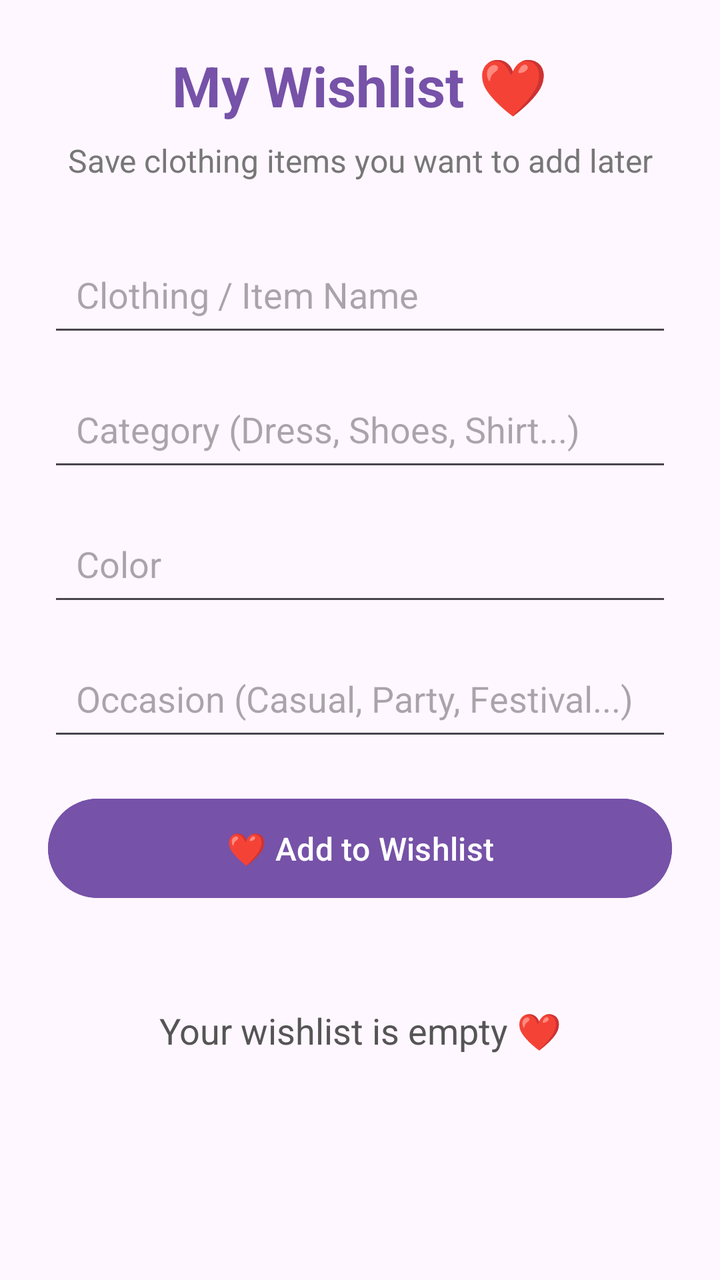
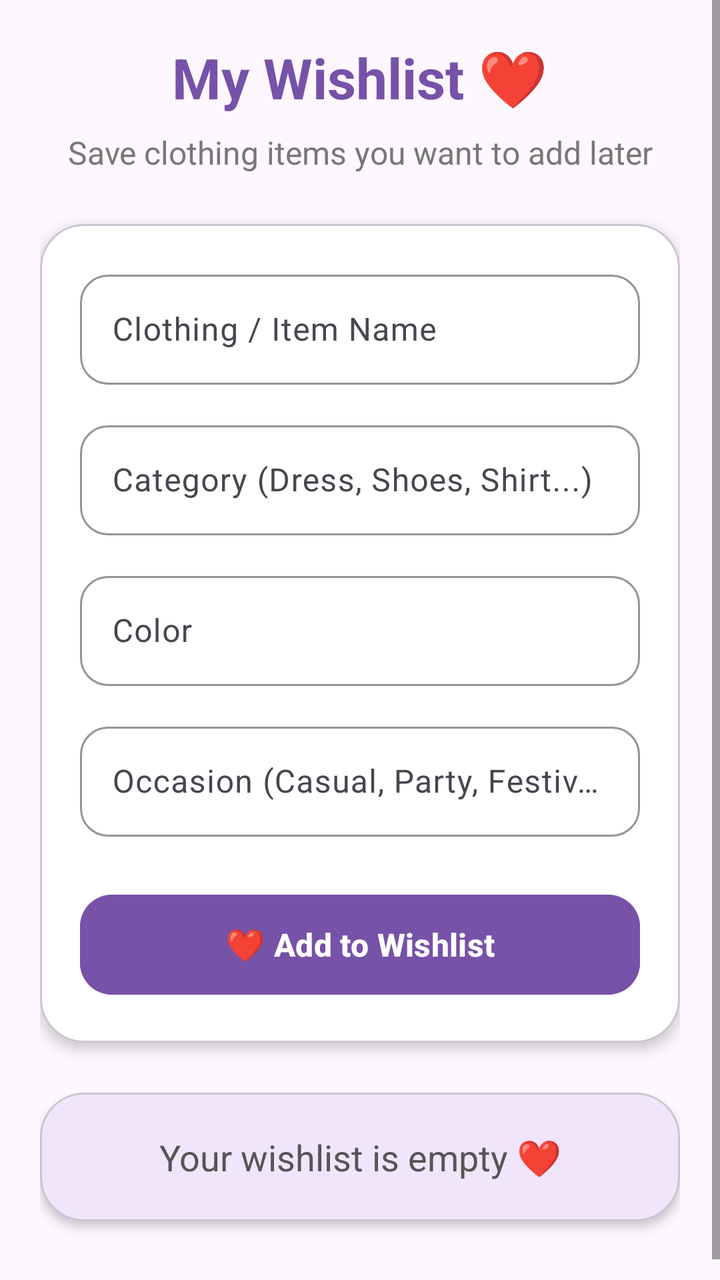

Before-and-after screenshots of an Android layout around one commit, followed by the original layout XML and the change that was made.
<!-- AndroidManifest.xml: application theme Theme.ClosetSync -->
<!-- res/layout/activity_wishlist.xml -->
<?xml version="1.0" encoding="utf-8"?>
<ScrollView xmlns:android="http://schemas.android.com/apk/res/android"
    android:layout_width="match_parent"
    android:layout_height="match_parent"
    android:background="#FFF7FF">

    <LinearLayout
        android:layout_width="match_parent"
        android:layout_height="wrap_content"
        android:orientation="vertical"
        android:padding="24dp">

        <TextView
            android:layout_width="match_parent"
            android:layout_height="wrap_content"
            android:text="My Wishlist ❤️"
            android:textColor="#7652A8"
            android:textSize="28sp"
            android:textStyle="bold"
            android:gravity="center"
            android:layout_marginBottom="8dp" />

        <TextView
            android:layout_width="match_parent"
            android:layout_height="wrap_content"
            android:text="Save clothing items you want to add later"
            android:textColor="#777777"
            android:textSize="16sp"
            android:gravity="center"
            android:layout_marginBottom="30dp" />

        <EditText
            android:id="@+id/etWishlistName"
            android:layout_width="match_parent"
            android:layout_height="wrap_content"
            android:hint="Clothing / Item Name"
            android:inputType="text"
            android:padding="14dp"
            android:layout_marginBottom="15dp" />

        <EditText
            android:id="@+id/etWishlistCategory"
            android:layout_width="match_parent"
            android:layout_height="wrap_content"
            android:hint="Category (Dress, Shoes, Shirt...)"
            android:inputType="text"
            android:padding="14dp"
            android:layout_marginBottom="15dp" />

        <EditText
            android:id="@+id/etWishlistColor"
            android:layout_width="match_parent"
            android:layout_height="wrap_content"
            android:hint="Color"
            android:inputType="text"
            android:padding="14dp"
            android:layout_marginBottom="15dp" />

        <EditText
            android:id="@+id/etWishlistOccasion"
            android:layout_width="match_parent"
            android:layout_height="wrap_content"
            android:hint="Occasion (Casual, Party, Festival...)"
            android:inputType="text"
            android:padding="14dp"
            android:layout_marginBottom="20dp" />

        <com.google.android.material.button.MaterialButton
            android:id="@+id/btnSaveWishlist"
            android:layout_width="match_parent"
            android:layout_height="wrap_content"
            android:text="❤️ Add to Wishlist"
            android:textSize="16sp"
            android:textColor="#FFFFFF"
            android:backgroundTint="#7652A8"
            android:padding="14dp" />

        <TextView
            android:id="@+id/tvWishlistItems"
            android:layout_width="match_parent"
            android:layout_height="wrap_content"
            android:text="Your wishlist is empty ❤️"
            android:textColor="#555555"
            android:textSize="18sp"
            android:gravity="center"
            android:padding="10dp"
            android:layout_marginTop="40dp" />

    </LinearLayout>

</ScrollView>
<!-- resources referenced by this layout -->
<resources>
  <style name="Theme.ClosetSync" parent="Base.Theme.ClosetSync" />
  <style name="Base.Theme.ClosetSync" parent="Theme.Material3.DayNight.NoActionBar">
          
          
      </style>
</resources>

<!-- the commit's change to res/layout/activity_wishlist.xml (unified diff, before → after) -->
@@ -1,91 +1,206 @@
 <?xml version="1.0" encoding="utf-8"?>
-<ScrollView xmlns:android="http://schemas.android.com/apk/res/android"
+<ScrollView
+    xmlns:android="http://schemas.android.com/apk/res/android"
+    xmlns:app="http://schemas.android.com/apk/res-auto"
     android:layout_width="match_parent"
     android:layout_height="match_parent"
-    android:background="#FFF7FF">
-
-    <LinearLayout
+    android:background="#FFF7FF"
+    android:fillViewport="true">
+
+    <androidx.constraintlayout.widget.ConstraintLayout
         android:layout_width="match_parent"
         android:layout_height="wrap_content"
-        android:orientation="vertical"
-        android:padding="24dp">
+        android:padding="20dp">
 
         <TextView
-            android:layout_width="match_parent"
+            android:id="@+id/tvWishlistTitle"
+            android:layout_width="0dp"
             android:layout_height="wrap_content"
             android:text="My Wishlist ❤️"
             android:textColor="#7652A8"
             android:textSize="28sp"
             android:textStyle="bold"
             android:gravity="center"
-            android:layout_marginBottom="8dp" />
+            app:layout_constraintTop_toTopOf="parent"
+            app:layout_constraintStart_toStartOf="parent"
+            app:layout_constraintEnd_toEndOf="parent" />
+
 
         <TextView
-            android:layout_width="match_parent"
-            android:layout_height="wrap_content"
+            android:id="@+id/tvWishlistSubtitle"
+            android:layout_width="0dp"
+            android:layout_height="wrap_content"
+            android:layout_marginTop="8dp"
             android:text="Save clothing items you want to add later"
             android:textColor="#777777"
             android:textSize="16sp"
             android:gravity="center"
-            android:layout_marginBottom="30dp" />
-
-        <EditText
-            android:id="@+id/etWishlistName"
-            android:layout_width="match_parent"
-            android:layout_height="wrap_content"
-            android:hint="Clothing / Item Name"
-            android:inputType="text"
-            android:padding="14dp"
-            android:layout_marginBottom="15dp" />
-
-        <EditText
-            android:id="@+id/etWishlistCategory"
-            android:layout_width="match_parent"
-            android:layout_height="wrap_content"
-            android:hint="Category (Dress, Shoes, Shirt...)"
-            android:inputType="text"
-            android:padding="14dp"
-            android:layout_marginBottom="15dp" />
-
-        <EditText
-            android:id="@+id/etWishlistColor"
-            android:layout_width="match_parent"
-            android:layout_height="wrap_content"
-            android:hint="Color"
-            android:inputType="text"
-            android:padding="14dp"
-            android:layout_marginBottom="15dp" />
-
-        <EditText
-            android:id="@+id/etWishlistOccasion"
-            android:layout_width="match_parent"
-            android:layout_height="wrap_content"
-            android:hint="Occasion (Casual, Party, Festival...)"
-            android:inputType="text"
-            android:padding="14dp"
-            android:layout_marginBottom="20dp" />
-
-        <com.google.android.material.button.MaterialButton
-            android:id="@+id/btnSaveWishlist"
-            android:layout_width="match_parent"
-            android:layout_height="wrap_content"
-            android:text="❤️ Add to Wishlist"
-            android:textSize="16sp"
-            android:textColor="#FFFFFF"
-            android:backgroundTint="#7652A8"
-            android:padding="14dp" />
-
-        <TextView
-            android:id="@+id/tvWishlistItems"
-            android:layout_width="match_parent"
-            android:layout_height="wrap_content"
-            android:text="Your wishlist is empty ❤️"
-            android:textColor="#555555"
-            android:textSize="18sp"
-            android:gravity="center"
-            android:padding="10dp"
-            android:layout_marginTop="40dp" />
-
-    </LinearLayout>
+            app:layout_constraintTop_toBottomOf="@id/tvWishlistTitle"
+            app:layout_constraintStart_toStartOf="parent"
+            app:layout_constraintEnd_toEndOf="parent" />
+
+
+        <com.google.android.material.card.MaterialCardView
+            android:id="@+id/cardWishlist"
+            android:layout_width="0dp"
+            android:layout_height="wrap_content"
+            android:layout_marginTop="25dp"
+            app:cardBackgroundColor="#FFFFFF"
+            app:cardCornerRadius="22dp"
+            app:cardElevation="4dp"
+            app:layout_constraintTop_toBottomOf="@id/tvWishlistSubtitle"
+            app:layout_constraintStart_toStartOf="parent"
+            app:layout_constraintEnd_toEndOf="parent">
+
+            <androidx.constraintlayout.widget.ConstraintLayout
+                android:layout_width="match_parent"
+                android:layout_height="wrap_content"
+                android:padding="20dp">
+
+                <com.google.android.material.textfield.TextInputLayout
+                    android:id="@+id/wishlistNameLayout"
+                    android:layout_width="0dp"
+                    android:layout_height="wrap_content"
+                    android:hint="Clothing / Item Name"
+                    app:boxBackgroundMode="outline"
+                    app:boxCornerRadiusTopStart="14dp"
+                    app:boxCornerRadiusTopEnd="14dp"
+                    app:boxCornerRadiusBottomStart="14dp"
+                    app:boxCornerRadiusBottomEnd="14dp"
+                    app:boxStrokeColor="#7652A8"
+                    app:layout_constraintTop_toTopOf="parent"
+                    app:layout_constraintStart_toStartOf="parent"
+                    app:layout_constraintEnd_toEndOf="parent">
+
+                    <com.google.android.material.textfield.TextInputEditText
+                        android:id="@+id/etWishlistName"
+                        android:layout_width="match_parent"
+                        android:layout_height="55dp"
+                        android:inputType="textCapSentences" />
+
+                </com.google.android.material.textfield.TextInputLayout>
+
+                <com.google.android.material.textfield.TextInputLayout
+                    android:id="@+id/wishlistCategoryLayout"
+                    android:layout_width="0dp"
+                    android:layout_height="wrap_content"
+                    android:layout_marginTop="15dp"
+                    android:hint="Category (Dress, Shoes, Shirt...)"
+                    app:boxBackgroundMode="outline"
+                    app:boxCornerRadiusTopStart="14dp"
+                    app:boxCornerRadiusTopEnd="14dp"
+                    app:boxCornerRadiusBottomStart="14dp"
+                    app:boxCornerRadiusBottomEnd="14dp"
+                    app:boxStrokeColor="#7652A8"
+                    app:layout_constraintTop_toBottomOf="@id/wishlistNameLayout"
+                    app:layout_constraintStart_toStartOf="parent"
+                    app:layout_constraintEnd_toEndOf="parent">
+
+                    <com.google.android.material.textfield.TextInputEditText
+                        android:id="@+id/etWishlistCategory"
+                        android:layout_width="match_parent"
+                        android:layout_height="55dp"
+                        android:inputType="textCapSentences" />
+
+                </com.google.android.material.textfield.TextInputLayout>
+
+
+                <com.google.android.material.textfield.TextInputLayout
+                    android:id="@+id/wishlistColorLayout"
+                    android:layout_width="0dp"
+                    android:layout_height="wrap_content"
+                    android:layout_marginTop="15dp"
+                    android:hint="Color"
+                    app:boxBackgroundMode="outline"
+                    app:boxCornerRadiusTopStart="14dp"
+                    app:boxCornerRadiusTopEnd="14dp"
+                    app:boxCornerRadiusBottomStart="14dp"
+                    app:boxCornerRadiusBottomEnd="14dp"
+                    app:boxStrokeColor="#7652A8"
+                    app:layout_constraintTop_toBottomOf="@id/wishlistCategoryLayout"
+                    app:layout_constraintStart_toStartOf="parent"
+                    app:layout_constraintEnd_toEndOf="parent">
+
+                    <com.google.android.material.textfield.TextInputEditText
+                        android:id="@+id/etWishlistColor"
+                        android:layout_width="match_parent"
+                        android:layout_height="55dp"
+                        android:inputType="textCapSentences" />
+
+                </com.google.android.material.textfield.TextInputLayout>
+
+
+                <com.google.android.material.textfield.TextInputLayout
+                    android:id="@+id/wishlistOccasionLayout"
+                    android:layout_width="0dp"
+                    android:layout_height="wrap_content"
+                    android:layout_marginTop="15dp"
+                    android:hint="Occasion (Casual, Party, Festival...)"
+                    app:boxBackgroundMode="outline"
+                    app:boxCornerRadiusTopStart="14dp"
+                    app:boxCornerRadiusTopEnd="14dp"
+                    app:boxCornerRadiusBottomStart="14dp"
+                    app:boxCornerRadiusBottomEnd="14dp"
+                    app:boxStrokeColor="#7652A8"
+                    app:layout_constraintTop_toBottomOf="@id/wishlistColorLayout"
+                    app:layout_constraintStart_toStartOf="parent"
+                    app:layout_constraintEnd_toEndOf="parent">
+
+                    <com.google.android.material.textfield.TextInputEditText
+                        android:id="@+id/etWishlistOccasion"
+                        android:layout_width="match_parent"
+                        android:layout_height="55dp"
+                        android:inputType="textCapSentences" />
+
+                </com.google.android.material.textfield.TextInputLayout>
+
+                <com.google.android.material.button.MaterialButton
+                    android:id="@+id/btnSaveWishlist"
+                    android:layout_width="0dp"
+                    android:layout_height="58dp"
+                    android:layout_marginTop="25dp"
+                    android:text="❤️ Add to Wishlist"
+                    android:textColor="#FFFFFF"
+                    android:textSize="16sp"
+                    android:textStyle="bold"
+                    android:backgroundTint="#7652A8"
+                    app:cornerRadius="16dp"
+                    app:layout_constraintTop_toBottomOf="@id/wishlistOccasionLayout"
+                    app:layout_constraintStart_toStartOf="parent"
+                    app:layout_constraintEnd_toEndOf="parent"
+                    app:layout_constraintBottom_toBottomOf="parent" />
+
+            </androidx.constraintlayout.widget.ConstraintLayout>
+
+        </com.google.android.material.card.MaterialCardView>
+
+
+        <com.google.android.material.card.MaterialCardView
+            android:id="@+id/cardWishlistItems"
+            android:layout_width="0dp"
+            android:layout_height="wrap_content"
+            android:layout_marginTop="25dp"
+            android:layout_marginBottom="20dp"
+            app:cardBackgroundColor="#F0E5FA"
+            app:cardCornerRadius="22dp"
+            app:cardElevation="3dp"
+            app:layout_constraintTop_toBottomOf="@id/cardWishlist"
+            app:layout_constraintStart_toStartOf="parent"
+            app:layout_constraintEnd_toEndOf="parent"
+            app:layout_constraintBottom_toBottomOf="parent">
+
+            <TextView
+                android:id="@+id/tvWishlistItems"
+                android:layout_width="match_parent"
+                android:layout_height="wrap_content"
+                android:text="Your wishlist is empty ❤️"
+                android:textColor="#555555"
+                android:textSize="18sp"
+                android:gravity="center"
+                android:padding="20dp" />
+
+        </com.google.android.material.card.MaterialCardView>
+
+    </androidx.constraintlayout.widget.ConstraintLayout>
 
 </ScrollView>
